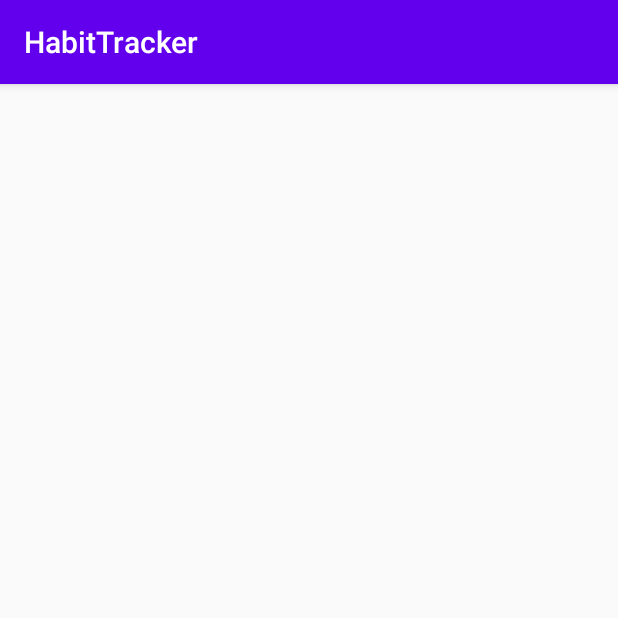
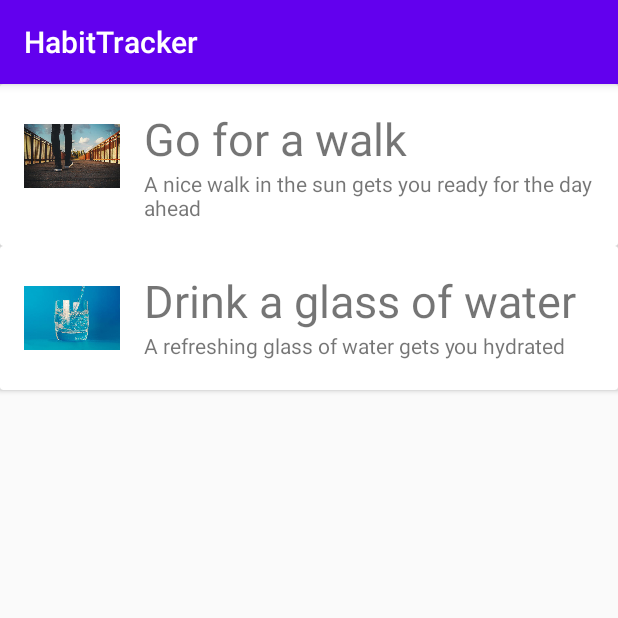
Before and after one commit to svenschmidt75/KotlinForAndroid, an Android app: the screen it shows after launch (MainActivity), on a phone screen of 412 x 824 dp, the top half of it. Run offline under Robolectric (Android 15) with nearby library versions, the phone set to English and light mode, and no system bars.

Commit message:
basic layout with RecyclerView working

```diff
--- /dev/null
+++ b/app/src/main/java/com/example/habittracker/Habit.kt
@@ -0,0 +1,10 @@
+package com.example.habittracker
+
+data class Habit(val title: String, val description: String, val image: Int)
+
+fun getSampleHabits() : List<Habit> {
+    return listOf(
+        Habit("Go for a walk", "A nice walk in the sun gets you ready for the day ahead", R.drawable.walk),
+        Habit("Drink a glass of water", "A refreshing glass of water gets you hydrated", R.drawable.water)
+    )
+}
--- /dev/null
+++ b/app/src/main/java/com/example/habittracker/HabitAdapter.kt
@@ -0,0 +1,27 @@
+package com.example.habittracker
+
+import android.view.LayoutInflater
+import android.view.View
+import android.view.ViewGroup
+import androidx.recyclerview.widget.RecyclerView
+import kotlinx.android.synthetic.main.single_card.view.*
+
+class HabitAdapter(val habits: List<Habit>) : RecyclerView.Adapter<HabitAdapter.HabitViewHolder>() {
+
+    class HabitViewHolder(val cardView: View) : RecyclerView.ViewHolder(cardView)
+
+    override fun onCreateViewHolder(parent: ViewGroup, viewType: Int): HabitViewHolder {
+        // SS: for some reason, we have to pass false for attachToRoot, otherwise it crashes
+        val view = LayoutInflater.from(parent.context).inflate(R.layout.single_card, parent, false)
+        return HabitViewHolder(view)
+    }
+
+    override fun getItemCount() = habits.size
+
+    override fun onBindViewHolder(holder: HabitViewHolder, position: Int) {
+        holder.cardView.tv_title.text = habits[position].title
+        holder.cardView.tv_description.text = habits[position].description
+        holder.cardView.iv_icon.setImageResource(habits[position].image)
+    }
+
+}
--- a/app/src/main/java/com/example/habittracker/MainActivity.kt
+++ b/app/src/main/java/com/example/habittracker/MainActivity.kt
@@ -2,6 +2,7 @@ package com.example.habittracker
 
 import androidx.appcompat.app.AppCompatActivity
 import android.os.Bundle
+import androidx.recyclerview.widget.LinearLayoutManager
 import kotlinx.android.synthetic.main.activity_main.*
 
 class MainActivity : AppCompatActivity() {
@@ -10,8 +11,10 @@ class MainActivity : AppCompatActivity() {
         super.onCreate(savedInstanceState)
         setContentView(R.layout.activity_main)
 
-        iv_icon.setImageResource(R.drawable.water)
-        tv_title.text = "Title"
-        tv_description.text = "A refreshing glass"
+        // SS: size of each cards is constant (to improve performance)
+        rv.setHasFixedSize(true)
+
+        rv.layoutManager = LinearLayoutManager(this)
+        rv.adapter = HabitAdapter(getSampleHabits())
     }
 }
--- a/app/src/main/res/layout/activity_main.xml
+++ b/app/src/main/res/layout/activity_main.xml
@@ -1,9 +1,11 @@
 <?xml version="1.0" encoding="utf-8"?>
-<ScrollView xmlns:android="http://schemas.android.com/apk/res/android"
+<androidx.recyclerview.widget.RecyclerView
+    xmlns:android="http://schemas.android.com/apk/res/android"
     xmlns:tools="http://schemas.android.com/tools"
+    android:id="@+id/rv"
     android:layout_width="match_parent"
     android:layout_height="match_parent"
     tools:context=".MainActivity">
 
 
-</ScrollView>
+</androidx.recyclerview.widget.RecyclerView>
--- a/app/src/main/res/layout/single_card.xml
+++ b/app/src/main/res/layout/single_card.xml
@@ -15,7 +15,7 @@
             android:layout_alignParentStart="true"
             android:layout_alignParentTop="true"
             android:layout_marginEnd="16dp"
-            android:contentDescription="@string/habit_icon"></ImageView>
+            android:contentDescription="@string/habit_icon" />
 
         <TextView
             android:id="@+id/tv_title"
@@ -23,16 +23,14 @@
             android:layout_height="wrap_content"
             android:layout_alignParentTop="true"
             android:layout_toEndOf="@id/iv_icon"
-            android:textSize="30sp"></TextView>
+            android:textSize="30sp" />
 
         <TextView
             android:id="@+id/tv_description"
             android:layout_width="wrap_content"
             android:layout_height="wrap_content"
             android:layout_below="@id/tv_title"
-            android:layout_toEndOf="@id/iv_icon">
-
-        </TextView>
+            android:layout_toEndOf="@id/iv_icon" />
 
     </RelativeLayout>
 </androidx.cardview.widget.CardView>
```
